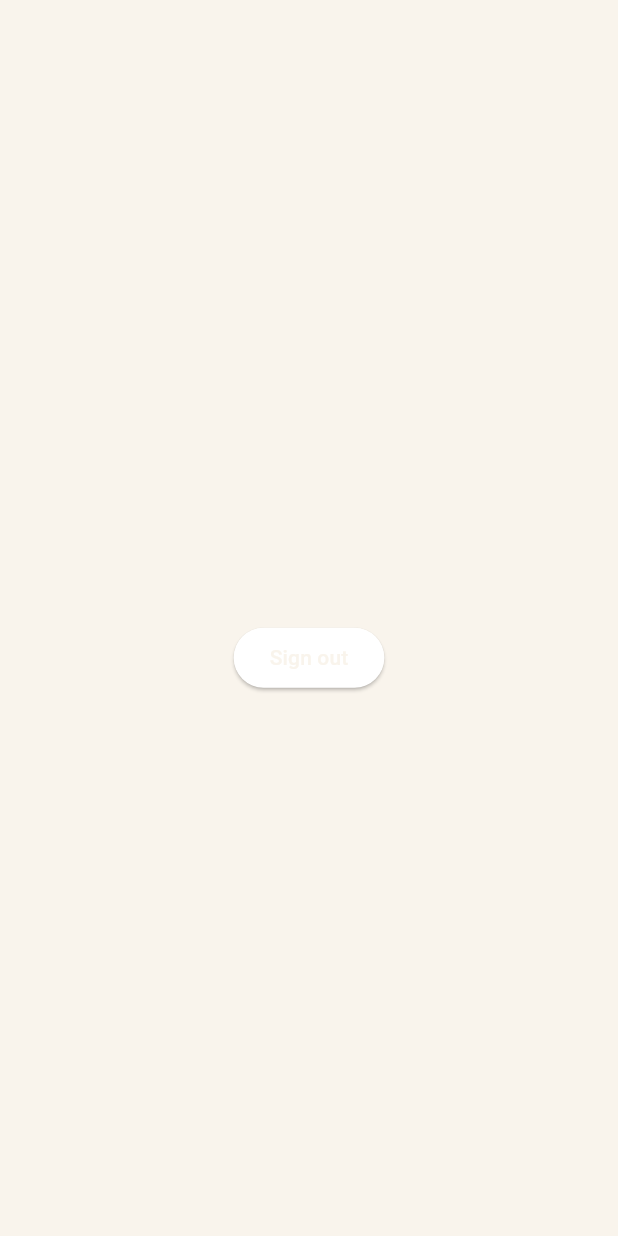
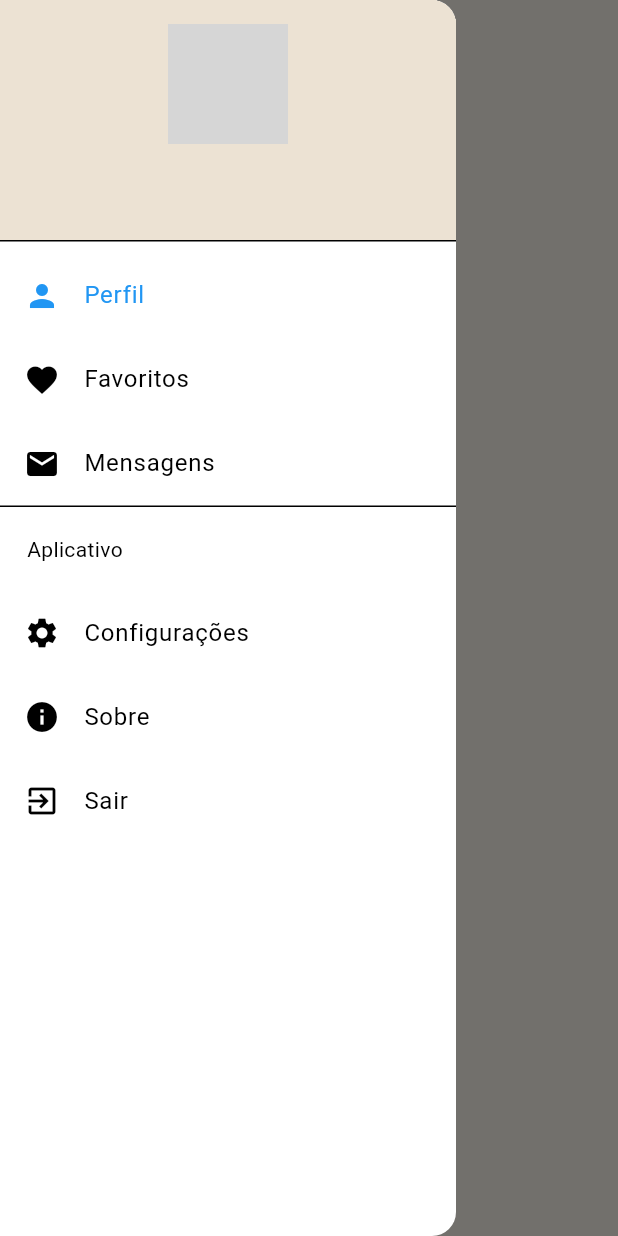
Before and after one commit to alucard93/social_login_notification, a Flutter app: the ProfilePage screen opened directly, with the side drawer open (before the commit the screen has no drawer), on a phone screen of 412 x 824 dp. Run offline on Flutter 3.47's test engine with Material 3 defaults, Android fonts, the phone set to English and light mode, and no system bars; our stand-ins replace firebase_auth, firebase_core, flutter_mobx, google_sign_in, mobx; missing offline and left inert: flutter_facebook_auth; accounts and stored records are empty; generated files the repository leaves out were written again; network calls fail; grey boxes are pictures that could not be loaded.

Commit message:
feat: Implement MyDrawer with navigation to Messages and Settings pages

```diff
--- a/lib/main.dart
+++ b/lib/main.dart
@@ -30,6 +30,7 @@ class MyApp extends StatelessWidget {
         progressIndicatorTheme: const ProgressIndicatorThemeData(
           color: Colors.green,
         ),
+        listTileTheme: const ListTileThemeData(selectedColor: Colors.blue),
       ),
       home: const SplashScreenPage(),
     );
--- a/lib/pages/profile.page.dart
+++ b/lib/pages/profile.page.dart
@@ -1,7 +1,7 @@
 import 'package:firebase_auth/firebase_auth.dart';
 import 'package:flutter/material.dart';
 import 'package:social_login_notification/pages/login.page.dart';
-import 'package:social_login_notification/pages/splash_screen.page.dart';
+import 'package:social_login_notification/widgets/my_drawer/my_drawer.widget.dart';
 
 class ProfilePage extends StatefulWidget {
   const ProfilePage({super.key});
@@ -11,9 +11,14 @@ class ProfilePage extends StatefulWidget {
 }
 
 class _ProfilePageState extends State<ProfilePage> {
+  int selectedMenu = 1;
+
   @override
   Widget build(BuildContext context) {
     return Scaffold(
+      appBar: AppBar(),
+      drawer: MyDrawer(),
+
       body: Center(
         child: Column(
           mainAxisAlignment: MainAxisAlignment.center,
--- /dev/null
+++ b/lib/pages/settings.page.dart
@@ -0,0 +1,15 @@
+import 'package:flutter/material.dart';
+import 'package:social_login_notification/widgets/my_drawer/my_drawer.widget.dart';
+
+class SettingsPage extends StatelessWidget {
+  const SettingsPage({super.key});
+
+  @override
+  Widget build(BuildContext context) {
+    return Scaffold(
+      appBar: AppBar(title: Text("Configurações")),
+      drawer: MyDrawer(),
+      body: Center(child: Text("Página de configurações")),
+    );
+  }
+}
--- /dev/null
+++ b/lib/widgets/my_drawer/my_drawer.widget.dart
@@ -0,0 +1,155 @@
+import 'package:firebase_auth/firebase_auth.dart';
+import 'package:flutter/material.dart';
+import 'package:flutter_mobx/flutter_mobx.dart';
+import 'package:social_login_notification/pages/login.page.dart';
+import 'package:social_login_notification/pages/messages.page.dart';
+import 'package:social_login_notification/pages/settings.page.dart';
+import 'package:social_login_notification/pages/splash_screen.page.dart';
+import 'package:social_login_notification/widgets/my_drawer/my_drawer.store.dart';
+
+class MyDrawer extends StatelessWidget {
+  final myDrawerStore = MyDrawerStore();
+  MyDrawer({super.key});
+
+  @override
+  Widget build(BuildContext context) {
+    return Drawer(
+      child: Column(
+        crossAxisAlignment: CrossAxisAlignment.stretch,
+        children: <Widget>[
+          DrawerHeader(
+            decoration: BoxDecoration(color: const Color(0xFFece2d3)),
+            child: Column(
+              children: [
+                CircleAvatar(
+                  radius: 40,
+
+                  backgroundImage: NetworkImage(
+                    FirebaseAuth.instance.currentUser!.photoURL ??
+                        "https://www.gravatar.com/avatar/placeholder",
+                  ),
+                ),
+
+                SizedBox(height: 16),
+
+                Text(
+                  FirebaseAuth.instance.currentUser!.displayName ?? "No name",
+                  style: TextStyle(
+                    color: Colors.white,
+                    fontSize: 24,
+                    overflow: TextOverflow.ellipsis,
+                  ),
+                ),
+              ],
+            ),
+          ),
+          Observer(
+            builder: (context) {
+              return ListTile(
+                leading: Icon(Icons.person),
+                title: Text("Perfil"),
+                selected: myDrawerStore.selectedMenu == 1,
+                onTap: () {
+                  myDrawerStore.setSelectMenu(1);
+
+                  Navigator.of(context).pushReplacement(
+                    MaterialPageRoute(builder: (context) => SplashScreenPage()),
+                  );
+                },
+              );
+            },
+          ),
+          Observer(
+            builder: (context) {
+              return ListTile(
+                leading: Icon(Icons.favorite),
+                title: Text("Favoritos"),
+                selected: myDrawerStore.selectedMenu == 2,
+                onTap: () {
+                  myDrawerStore.setSelectMenu(2);
+                  Navigator.of(context).pushReplacement(
+                    MaterialPageRoute(builder: (context) => SplashScreenPage()),
+                  );
+                },
+              );
+            },
+          ),
+          Observer(
+            builder: (context) {
+              return ListTile(
+                leading: Icon(Icons.email),
+                title: Text("Mensagens"),
+                selected: myDrawerStore.selectedMenu == 3,
+                onTap: () {
+                  myDrawerStore.setSelectMenu(3);
+                  Navigator.of(context).pushReplacement(
+                    MaterialPageRoute(builder: (context) => MessagePage()),
+                  );
+                },
+              );
+            },
+          ),
+
+          Divider(height: 1, thickness: 1),
+
+          Padding(
+            padding: const EdgeInsets.all(18.0),
+            child: Text("Aplicativo"),
+          ),
+
+          Observer(
+            builder: (context) {
+              return ListTile(
+                leading: Icon(Icons.settings),
+                title: Text("Configurações"),
+                selected: myDrawerStore.selectedMenu == 4,
+                onTap: () {
+                  myDrawerStore.setSelectMenu(4);
+                  Navigator.of(context).pushReplacement(
+                    MaterialPageRoute(builder: (context) => SettingsPage()),
+                  );
+                },
+              );
+            },
+          ),
+
+          Observer(
+            builder: (context) {
+              return ListTile(
+                leading: Icon(Icons.info),
+                title: Text("Sobre"),
+                selected: myDrawerStore.selectedMenu == 5,
+                onTap: () {
+                  myDrawerStore.setSelectMenu(5);
+                  Navigator.of(context).pushReplacement(
+                    MaterialPageRoute(builder: (context) => SplashScreenPage()),
+                  );
+                },
+              );
+            },
+          ),
+
+          Observer(
+            builder: (context) {
+              return ListTile(
+                leading: Icon(Icons.exit_to_app),
+                title: Text("Sair"),
+                selected: myDrawerStore.selectedMenu == 6,
+                onTap: () async {
+                  myDrawerStore.setSelectMenu(6);
+                  await FirebaseAuth.instance.signOut();
+
+                  if (!context.mounted) return;
+
+                  Navigator.of(context).pushReplacement(
+                    MaterialPageRoute(builder: (context) => LoginPage()),
+                  );
+                },
+              );
+            },
+          ),
+        ],
+      ),
+    );
+  }
+}
```
Also changed, not shown: lib/pages/messages.page.dart (added, +15 -0 lines), lib/widgets/my_drawer/my_drawer.store.dart (added, +14 -0 lines), lib/widgets/my_drawer/my_drawer.store.g.dart (added).
